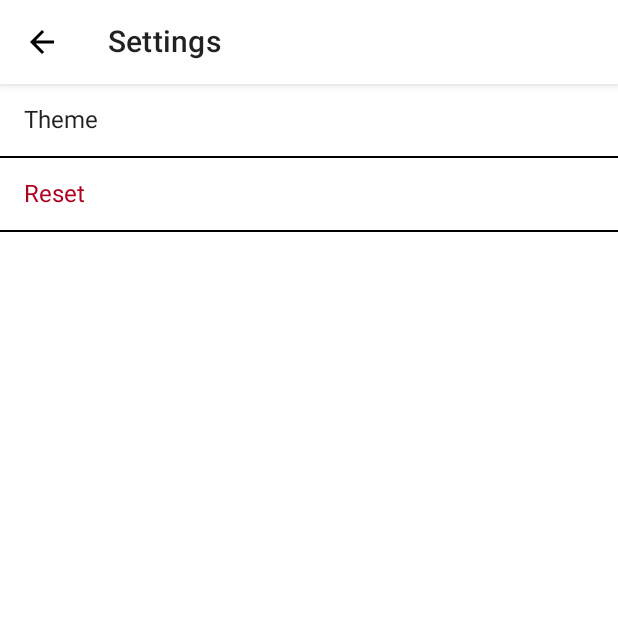
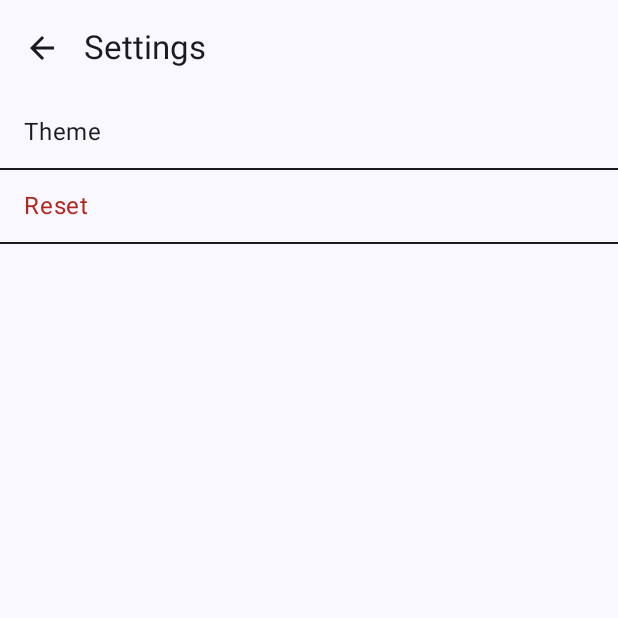
Before and after one commit to korostenskyi/Chestnut-Compose, an Android app built with Jetpack Compose: the screen it shows after launch (MainActivity), after a tap on "Settings", on a phone screen of 412 x 824 dp, the top half of it. Run offline under Robolectric (Android 15) with nearby library versions, the phone set to English and light mode, and no system bars; our stand-ins replace Dagger/Hilt's generated code, Room's generated code, accompanist, paging; libraries missing offline, so code that uses them is left out: com.jakewharton.retrofit2, io.sentry; 3 statements that could not run were skipped.

Commit message:
feature: base Material 3 migration

```diff
--- a/app/build.gradle
+++ b/app/build.gradle
@@ -117,6 +117,7 @@ dependencies {
     implementation "androidx.compose.ui:ui:$compose_version"
     implementation "androidx.compose.ui:ui-tooling-preview:$compose_version"
     implementation "androidx.compose.material:material:$compose_version"
+    implementation "androidx.compose.material3:material3:1.0.0-alpha02"
     implementation 'androidx.activity:activity-compose:1.4.0'
     implementation 'androidx.lifecycle:lifecycle-viewmodel-compose:2.4.0'
     implementation 'androidx.paging:paging-compose:1.0.0-alpha14'
--- a/app/src/main/java/io/korostenskyi/chestnut/presentation/MainActivity.kt
+++ b/app/src/main/java/io/korostenskyi/chestnut/presentation/MainActivity.kt
@@ -4,8 +4,8 @@ import android.os.Bundle
 import androidx.activity.ComponentActivity
 import androidx.activity.compose.setContent
 import androidx.activity.viewModels
-import androidx.compose.material.MaterialTheme
-import androidx.compose.material.Surface
+import androidx.compose.material3.MaterialTheme
+import androidx.compose.material3.Surface
 import androidx.compose.runtime.Composable
 import androidx.compose.runtime.LaunchedEffect
 import androidx.compose.runtime.collectAsState
@@ -83,7 +83,7 @@ fun ChestnutApp(
     content: @Composable () -> Unit
 ) {
     ChestnutTheme(settings.theme) {
-        Surface(color = MaterialTheme.colors.background) {
+        Surface(color = MaterialTheme.colorScheme.background) {
             content()
         }
     }
--- a/app/src/main/java/io/korostenskyi/chestnut/presentation/composables/ExpandableText.kt
+++ b/app/src/main/java/io/korostenskyi/chestnut/presentation/composables/ExpandableText.kt
@@ -2,8 +2,8 @@ package io.korostenskyi.chestnut.presentation.composables
 
 import androidx.compose.foundation.layout.Column
 import androidx.compose.foundation.text.ClickableText
-import androidx.compose.material.MaterialTheme
-import androidx.compose.material.Text
+import androidx.compose.material3.MaterialTheme
+import androidx.compose.material3.Text
 import androidx.compose.runtime.Composable
 import androidx.compose.runtime.getValue
 import androidx.compose.runtime.mutableStateOf
@@ -39,7 +39,7 @@ fun ExpandableText(
                 onClick = { expanded = !expanded },
                 style = TextStyle(
                     fontWeight = FontWeight.Bold,
-                    color = MaterialTheme.colors.onBackground
+                    color = MaterialTheme.colorScheme.onBackground
                 )
             )
         }
--- a/app/src/main/java/io/korostenskyi/chestnut/presentation/screen/home/HomeScreen.kt
+++ b/app/src/main/java/io/korostenskyi/chestnut/presentation/screen/home/HomeScreen.kt
@@ -9,13 +9,10 @@ import androidx.compose.foundation.lazy.GridCells
 import androidx.compose.foundation.lazy.LazyVerticalGrid
 import androidx.compose.foundation.lazy.rememberLazyListState
 import androidx.compose.foundation.shape.CircleShape
-import androidx.compose.material.IconButton
-import androidx.compose.material.MaterialTheme
-import androidx.compose.material.Text
-import androidx.compose.material.TopAppBar
 import androidx.compose.material.icons.Icons
 import androidx.compose.material.icons.filled.Favorite
 import androidx.compose.material.icons.filled.Settings
+import androidx.compose.material3.*
 import androidx.compose.runtime.Composable
 import androidx.compose.runtime.collectAsState
 import androidx.compose.runtime.getValue
@@ -45,7 +42,7 @@ fun HomeScreen(viewModel: HomeViewModel = hiltViewModel()) {
         modifier = Modifier
             .fillMaxSize()
     ) {
-        TopAppBar(
+        MediumTopAppBar(
             title = {
                 Text(stringResource(R.string.title_popular))
             },
@@ -54,14 +51,14 @@ fun HomeScreen(viewModel: HomeViewModel = hiltViewModel()) {
                     Image(
                         imageVector = Icons.Default.Favorite,
                         contentDescription = stringResource(id = R.string.title_favorites),
-                        colorFilter = ColorFilter.tint(MaterialTheme.colors.onSurface)
+                        colorFilter = ColorFilter.tint(MaterialTheme.colorScheme.onSurface)
                     )
                 }
                 IconButton(onClick = { viewModel.openSettingsScreen() }) {
                     Image(
                         imageVector = Icons.Default.Settings,
                         contentDescription = stringResource(id = R.string.title_settings),
-                        colorFilter = ColorFilter.tint(MaterialTheme.colors.onSurface)
+                        colorFilter = ColorFilter.tint(MaterialTheme.colorScheme.onSurface)
                     )
                 }
             }
@@ -74,7 +71,7 @@ fun HomeScreen(viewModel: HomeViewModel = hiltViewModel()) {
                     state = state,
                     refreshTriggerDistance = trigger,
                     scale = true,
-                    backgroundColor = MaterialTheme.colors.primary,
+                    backgroundColor = MaterialTheme.colorScheme.primary,
                     shape = CircleShape,
                 )
             }
--- a/app/src/main/java/io/korostenskyi/chestnut/presentation/screen/settings/SettingsScreen.kt
+++ b/app/src/main/java/io/korostenskyi/chestnut/presentation/screen/settings/SettingsScreen.kt
@@ -3,7 +3,8 @@ package io.korostenskyi.chestnut.presentation.screen.settings
 import androidx.compose.foundation.Image
 import androidx.compose.foundation.clickable
 import androidx.compose.foundation.layout.*
-import androidx.compose.material.*
+import androidx.compose.material.TabRowDefaults.Divider
+import androidx.compose.material3.*
 import androidx.compose.material.icons.Icons
 import androidx.compose.material.icons.filled.ArrowBack
 import androidx.compose.runtime.*
@@ -26,7 +27,7 @@ fun SettingsScreen(viewModel: SettingsViewModel = hiltViewModel()) {
         modifier = Modifier
             .fillMaxSize()
     ) {
-        TopAppBar(
+        SmallTopAppBar(
             title = {
                 Text(text = stringResource(id = R.string.title_settings))
             },
@@ -35,7 +36,7 @@ fun SettingsScreen(viewModel: SettingsViewModel = hiltViewModel()) {
                     Image(
                         imageVector = Icons.Default.ArrowBack,
                         contentDescription = stringResource(id = R.string.action_back),
-                        colorFilter = ColorFilter.tint(MaterialTheme.colors.onSurface)
+                        colorFilter = ColorFilter.tint(MaterialTheme.colorScheme.onSurface)
                     )
                 }
             }
@@ -48,19 +49,19 @@ fun SettingsScreen(viewModel: SettingsViewModel = hiltViewModel()) {
                 openThemeDialog = true
             }
         )
-        Divider(color = MaterialTheme.colors.onBackground)
+        Divider(color = MaterialTheme.colorScheme.onBackground)
         SettingsButton(
             text = {
                 Text(
                     text = stringResource(id = R.string.action_reset),
-                    color = MaterialTheme.colors.error
+                    color = MaterialTheme.colorScheme.error
                 )
             },
             onClick = {
                 openResetConfirmationDialog = true
             }
         )
-        Divider(color = MaterialTheme.colors.onBackground)
+        Divider(color = MaterialTheme.colorScheme.onBackground)
         if (openThemeDialog) {
             AlertDialog(
                 onDismissRequest = { openThemeDialog = false },
@@ -87,9 +88,9 @@ fun SettingsScreen(viewModel: SettingsViewModel = hiltViewModel()) {
                                 RadioButton(
                                     selected = selected,
                                     colors = RadioButtonDefaults.colors(
-                                        selectedColor = MaterialTheme.colors.secondary,
-                                        unselectedColor = MaterialTheme.colors.onBackground.copy(alpha = 0.6f),
-                                        disabledColor = MaterialTheme.colors.onBackground.copy(alpha = ContentAlpha.disabled)
+                                        selectedColor = MaterialTheme.colorScheme.secondary,
+                                        unselectedColor = MaterialTheme.colorScheme.onBackground.copy(alpha = 0.6f),
+                                        //disabledColor = MaterialTheme.colors.onBackground.copy(alpha = ContentAlpha.disabled)
                                     ),
                                     onClick = {
                                         openThemeDialog = false
@@ -102,7 +103,7 @@ fun SettingsScreen(viewModel: SettingsViewModel = hiltViewModel()) {
                         }
                     }
                 },
-                buttons = { }
+                confirmButton = { }
             )
         }
         if (openResetConfirmationDialog) {
@@ -114,21 +115,9 @@ fun SettingsScreen(viewModel: SettingsViewModel = hiltViewModel()) {
                 text = {
                     Text(text = stringResource(id = R.string.settings_reset_confirmation_description))
                 },
-                buttons = {
-                    Row(
-                        horizontalArrangement = Arrangement.SpaceBetween,
-                        modifier = Modifier
-                            .padding(8.dp)
-                            .fillMaxWidth()
-                    ) {
+                confirmButton = {
                     Button(
-                            colors = ButtonDefaults.buttonColors(backgroundColor = MaterialTheme.colors.secondary),
-                            onClick = { openResetConfirmationDialog = false }
-                        ) {
-                            Text(text = stringResource(id = R.string.label_no))
-                        }
-                        Button(
-                            colors = ButtonDefaults.buttonColors(backgroundColor = MaterialTheme.colors.error),
+                        colors = ButtonDefaults.buttonColors(containerColor = MaterialTheme.colorScheme.error),
                         onClick = {
                             openResetConfirmationDialog = false
                             viewModel.reset()
@@ -136,9 +125,16 @@ fun SettingsScreen(viewModel: SettingsViewModel = hiltViewModel()) {
                     ) {
                         Text(
                             text = stringResource(id = R.string.label_yes),
-                                color = MaterialTheme.colors.onError
+                            color = MaterialTheme.colorScheme.onError
                         )
                     }
+                },
+                dismissButton = {
+                    Button(
+                        colors = ButtonDefaults.buttonColors(containerColor = MaterialTheme.colorScheme.secondary),
+                        onClick = { openResetConfirmationDialog = false }
+                    ) {
+                        Text(text = stringResource(id = R.string.label_no))
                     }
                 }
             )
--- a/app/src/main/java/io/korostenskyi/chestnut/presentation/theme/Theme.kt
+++ b/app/src/main/java/io/korostenskyi/chestnut/presentation/theme/Theme.kt
@@ -1,12 +1,15 @@
 package io.korostenskyi.chestnut.presentation.theme
 
+import android.annotation.SuppressLint
+import android.os.Build
 import androidx.compose.foundation.isSystemInDarkTheme
-import androidx.compose.material.MaterialTheme
 import androidx.compose.material.darkColors
 import androidx.compose.material.lightColors
 import androidx.compose.material.primarySurface
+import androidx.compose.material3.*
 import androidx.compose.runtime.Composable
 import androidx.compose.ui.graphics.Color
+import androidx.compose.ui.platform.LocalContext
 import com.google.accompanist.systemuicontroller.rememberSystemUiController
 import io.korostenskyi.chestnut.domain.model.ApplicationSettings
 
@@ -26,9 +29,9 @@ private val LightColorPalette = lightColors(
     onError = Color.White
 )
 
-private val PurpleColorPalette = lightColors(
+private val PurpleColorPalette = lightColorScheme(
     primary = Purple500,
-    primaryVariant = Purple700,
+    primaryContainer = Purple700,
     secondary = Green400,
     onBackground = Color.Black,
     onPrimary = Color.White,
@@ -36,31 +39,48 @@ private val PurpleColorPalette = lightColors(
     onSurface = Color.White
 )
 
+private val lightColorScheme = lightColorScheme(
+    primary = Color.White,
+    secondary = Green400,
+    onBackground = Color.Black,
+    onPrimary = Color.Black,
+    onSecondary = Color.Black,
+    onSurface = Color.Black,
+    onError = Color.White
+)
+
+private val darkColorScheme = darkColorScheme(
+    primary = Purple200,
+    primaryContainer = Purple700,
+    secondary = Green400
+)
+
+@SuppressLint("NewApi")
 @Composable
 fun ChestnutTheme(
     theme: ApplicationSettings.Theme,
     darkTheme: Boolean = isSystemInDarkTheme(),
+    dynamic: Boolean = Build.VERSION.SDK_INT >= Build.VERSION_CODES.S,
     content: @Composable () -> Unit
 ) {
+    val context = LocalContext.current
     val uiController = rememberSystemUiController()
     val colors = when (theme) {
-        ApplicationSettings.Theme.SYSTEM -> if (darkTheme) {
-            DarkColorPalette
+        ApplicationSettings.Theme.SYSTEM -> if (dynamic) {
+            if (darkTheme) dynamicDarkColorScheme(context) else dynamicLightColorScheme(context)
         } else {
-            LightColorPalette
+            if (darkTheme) darkColorScheme else lightColorScheme
         }
-        ApplicationSettings.Theme.DARK -> DarkColorPalette
-        ApplicationSettings.Theme.LIGHT -> LightColorPalette
+        ApplicationSettings.Theme.DARK -> darkColorScheme
+        ApplicationSettings.Theme.LIGHT -> lightColorScheme
         ApplicationSettings.Theme.PURPLE -> PurpleColorPalette
     }
     with(uiController) {
-        setStatusBarColor(color = colors.primarySurface)
-        setNavigationBarColor(color = colors.primarySurface)
+        setStatusBarColor(color = colors.surface)
+        setNavigationBarColor(color = colors.surface)
     }
     MaterialTheme(
-        colors = colors,
-        typography = Typography,
-        shapes = Shapes,
+        colorScheme = colors,
         content = content
     )
 }
```
Also changed, not shown: app/src/main/java/io/korostenskyi/chestnut/presentation/composables/ActorCard.kt (+9 -8 lines), app/src/main/java/io/korostenskyi/chestnut/presentation/screen/details/DetailtScreen.kt (+18 -15 lines), app/src/main/java/io/korostenskyi/chestnut/presentation/screen/favorites/FavoritesScreen.kt (+3 -6 lines). Lines whose indentation alone changed are shown as unchanged.
